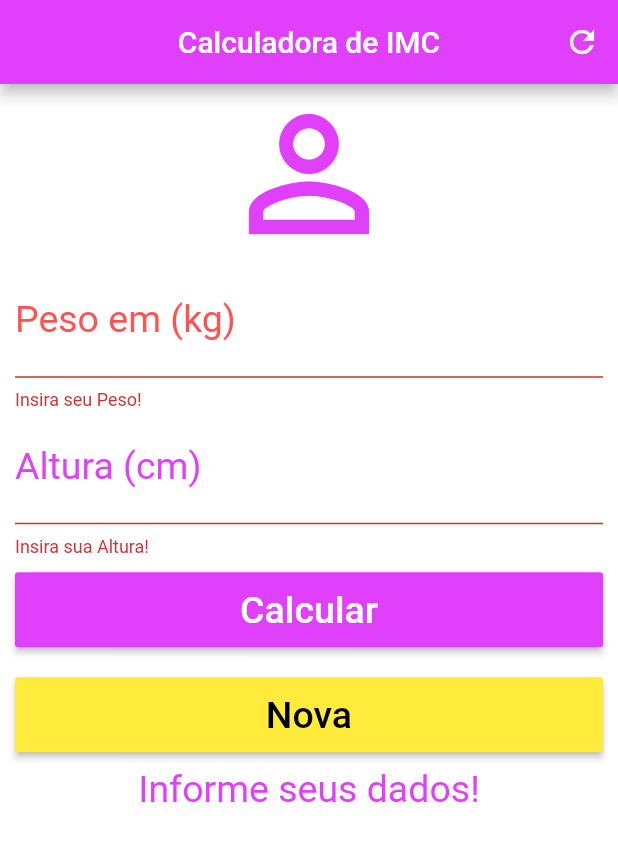
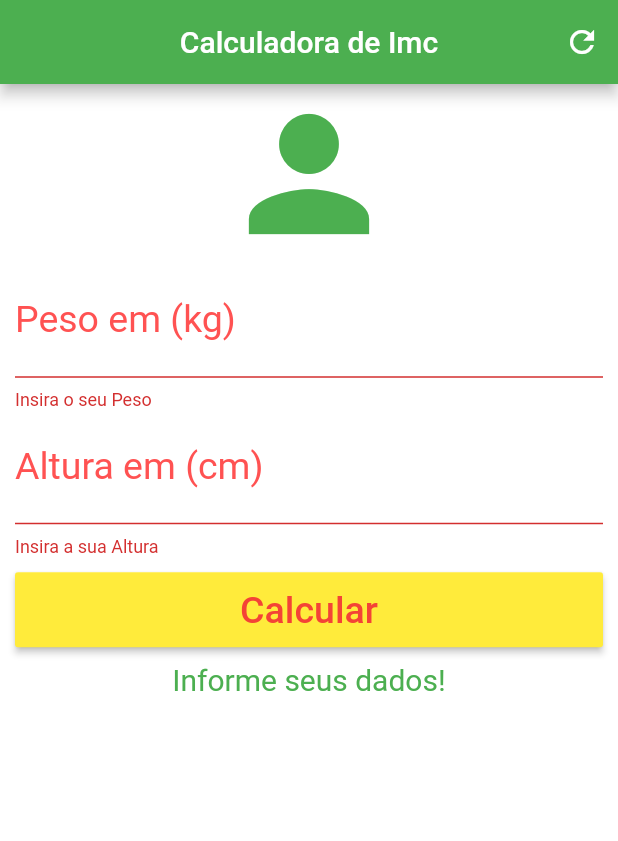
Before and after one commit to josimarminetefera/calculadora_imc, a Flutter app: the screen it shows after launch, after a tap on "Calcular", after a tap on the "refresh" icon, on a phone screen of 412 x 824 dp. Shown: the top 841 px of the screen. Run offline on Flutter 3.47's test engine with Material 2 defaults, Android fonts, the phone set to English and light mode, and no system bars.

Commit message:
Adicionado tela

```diff
--- a/lib/main.dart
+++ b/lib/main.dart
@@ -1,4 +1,5 @@
 import 'package:calculadora_imc/screen/home_screen.dart';
+import 'package:calculadora_imc/screen/principal_screen.dart';
 import 'package:flutter/material.dart';
 
 void main() => runApp(MyApp());
@@ -16,7 +17,7 @@ class _MyAppState extends State<MyApp> {
           primarySwatch: Colors.deepOrange, //cor inicial
           primaryColor: Color.fromARGB(255, 0, 0, 125)), //Cor principal do aplicativo
       debugShowCheckedModeBanner: false, //negocio que fica no canto direito
-      home: HomeScreen(),
+      home: PrincipalScreen(),
     );
   }
 }
--- /dev/null
+++ b/lib/screen/principal_screen.dart
@@ -0,0 +1,148 @@
+import 'package:flutter/material.dart';
+
+class PrincipalScreen extends StatefulWidget {
+  @override
+  _PrincipalScreenState createState() => _PrincipalScreenState();
+}
+
+class _PrincipalScreenState extends State<PrincipalScreen> {
+  GlobalKey<FormState> _formKey = GlobalKey<FormState>();
+  TextEditingController pesoController = TextEditingController();
+  TextEditingController alturaController = TextEditingController();
+
+  String _informacao = "Informe seus dados!";
+
+  void _resetarCampos() {
+    //apartir do momento que altero a tela atualiza
+    pesoController.text = "";
+    alturaController.text = "";
+    setState(() {
+      _informacao = "Informe seus dados!";
+    });
+  }
+
+  void _calcular() {
+    setState(() {
+      double peso = double.parse(pesoController.text);
+      double altura = double.parse(alturaController.text) / 100;
+      double imc = peso / (altura * altura);
+      if (imc < 18.6) {
+        _informacao = "Abaixo do Peso ${imc.toStringAsPrecision(3)}!";
+      } else if (imc >= 18.6 && imc < 24.9) {
+        _informacao = "Peso Ideal ${imc.toStringAsPrecision(3)}!";
+      } else if (imc >= 24.9 && imc < 29.9) {
+        _informacao = "Levemente Acima do Peso ${imc.toStringAsPrecision(3)}!";
+      } else if (imc >= 29.9 && imc < 34.9) {
+        _informacao = "Obesidade Grau I ${imc.toStringAsPrecision(3)}!";
+      } else if (imc >= 34.9 && imc < 39.9) {
+        _informacao = "Obesidade Grau II ${imc.toStringAsPrecision(3)}!";
+      } else if (imc >= 40.0) {
+        _informacao = "Obesidade Grau III ${imc.toStringAsPrecision(3)}!";
+      }
+    });
+  }
+
+  @override
+  Widget build(BuildContext context) {
+    return Scaffold(
+      appBar: AppBar(
+        title: Text("Calculadora de Imc"),
+        centerTitle: true,
+        backgroundColor: Colors.green,
+        actions: <Widget>[
+          IconButton(
+            icon: Icon(Icons.refresh),
+            color: Colors.white,
+            onPressed: _resetarCampos,
+          )
+        ],
+      ),
+      backgroundColor: Colors.white,
+      body: SingleChildScrollView(
+        padding: EdgeInsets.fromLTRB(10.0, 0.0, 10.0, 0.0),
+        child: Form(
+          key: _formKey,
+          child: Column(
+            crossAxisAlignment: CrossAxisAlignment.stretch, //toda a largura da coluna
+            children: <Widget>[
+              Icon(
+                Icons.person,
+                size: 120.0,
+                color: Colors.green,
+              ),
+              TextFormField(
+                controller: pesoController,
+                keyboardType: TextInputType.number,
+                //cor da decoração do label
+                decoration: InputDecoration(
+                  //adicionar decoração ao campo
+                  labelText: "Peso em (kg)",
+                  labelStyle: TextStyle(color: Colors.redAccent),
+                ),
+                textAlign: TextAlign.center,
+                style: TextStyle(
+                  color: Colors.amber,
+                  fontSize: 25.0,
+                ),
+                validator: (valor) {
+                  if (valor.isEmpty) {
+                    return "Insira o seu Peso";
+                  }
+                },
+              ),
+              TextFormField(
+                controller: alturaController,
+                keyboardType: TextInputType.number,
+                //cor da decoração do label
+                decoration: InputDecoration(
+                  //adicionar decoração ao campo
+                  labelText: "Altura em (cm)",
+                  labelStyle: TextStyle(color: Colors.redAccent),
+                ),
+                textAlign: TextAlign.center,
+                style: TextStyle(
+                  color: Colors.amber,
+                  fontSize: 25.0,
+                ),
+                validator: (valor) {
+                  if (valor.isEmpty) {
+                    return "Insira a sua Altura";
+                  }
+                },
+              ),
+              Padding(
+                padding: EdgeInsets.only(top: 10.0, bottom: 10.0),
+                child: Container(
+                  height: 50.0,
+                  child: RaisedButton(
+                    child: Text(
+                      "Calcular",
+                      style: TextStyle(
+                        color: Colors.red,
+                        fontSize: 25.0,
+                      ),
+                    ),
+                    color: Colors.yellow, //cor de fundo do botão
+                    onPressed: (){
+                      if(_formKey.currentState.validate()){
+                        _calcular();
+                      }
+                    },
+                  ),
+                ),
+              ),
+              Text(
+                _informacao,
+                textAlign: TextAlign.center,
+                style: TextStyle(
+                  color: Colors.green,
+                  fontSize: 20.0,
+                ),
+              )
+            ],
+          ),
+        ),
+      ),
+    );
+  }
+}
```
